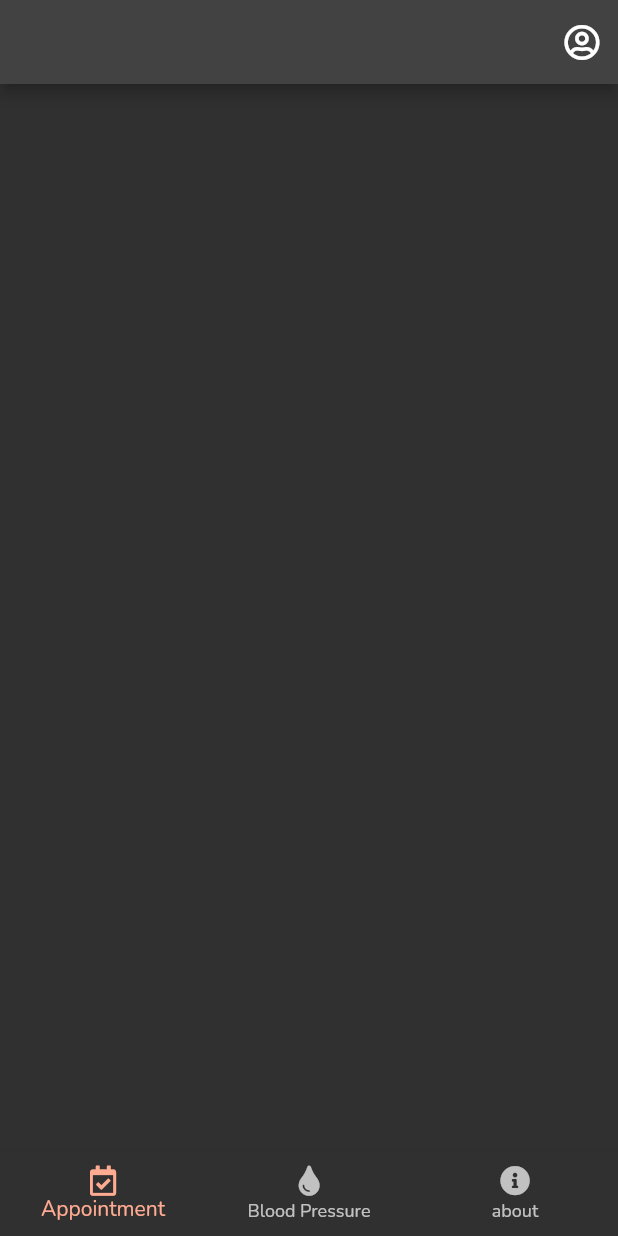
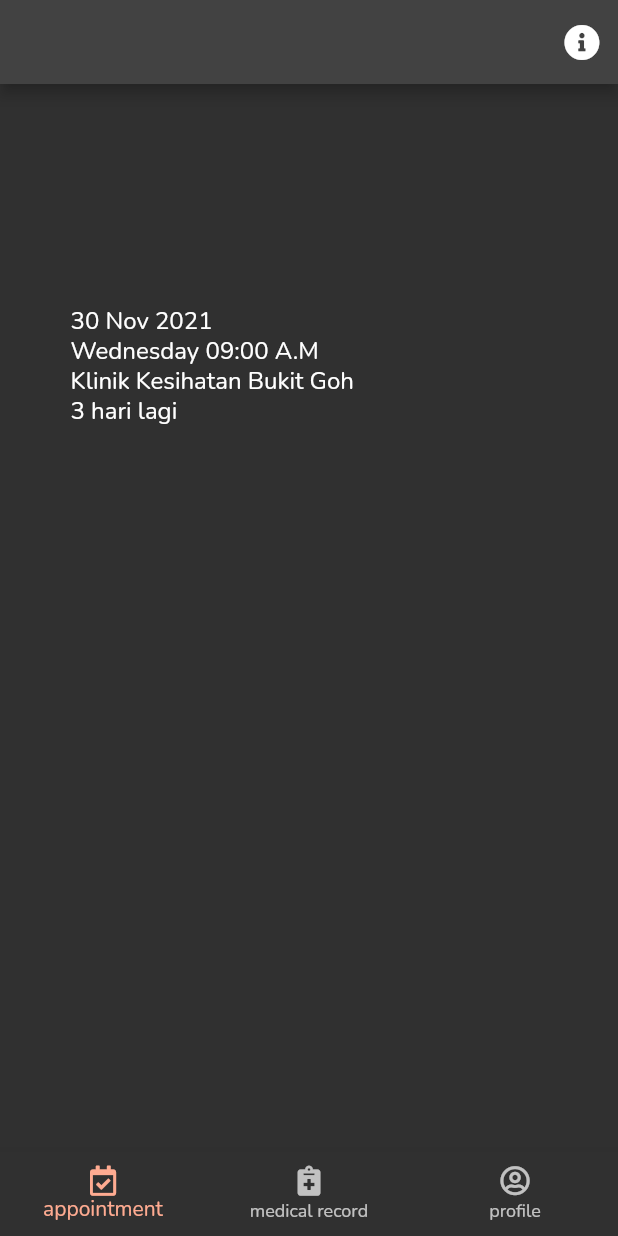
Before and after one commit to mhdhfz/cdoctor, a Flutter app: the screen it shows once a user with an empty profile is signed in, on a phone screen of 412 x 824 dp. Run offline on Flutter 3.47's test engine with Material 2 defaults, Android fonts, the phone set to English and light mode, and no system bars; our stand-ins replace firebase_auth, firebase_core, font_awesome_flutter, google_fonts, google_sign_in; accounts and stored records are empty; network calls fail.

Commit message:
add record page and some ui changes

```diff
--- a/lib/appointment/appointment.dart
+++ b/lib/appointment/appointment.dart
@@ -12,11 +12,43 @@ class AppointmentScreen extends StatelessWidget {
         actions: <Widget> [
           IconButton(
             icon: const Icon(
-              FontAwesomeIcons.userCircle,
+              FontAwesomeIcons.infoCircle,
             ),
-            onPressed: () => Navigator.pushNamed(context, '/profile'),
+            onPressed: () => Navigator.pushNamed(context, '/about'),
           )
         ],
+      ),
+      body:  Center(
+        child: Container(
+          padding:  EdgeInsets.all(16),
+          constraints:  BoxConstraints.expand(
+            width: 350,
+            height: 450,
+          ),
+            child: Stack(
+                children: [
+                  Text('30 Nov 2021'),
+                  Positioned(
+                    child: Text('Wednesday',),
+                    top: 20,
+                  ),
+                  Positioned(
+                    child: Text('09:00 A.M'),
+                    top: 20,
+                    left: 90,
+                  ),
+                  Positioned(
+                    child: Text('Klinik Kesihatan Bukit Goh'),
+                    top: 40,
+                  ),
+                  Positioned(
+                    child: Text('3 hari lagi'),
+                    top: 60,
+                  ),
+
+                ],
+              ) ,
+          ) ,
       ),
       bottomNavigationBar: const BottomNavBar(),
     );
--- a/lib/routes.dart
+++ b/lib/routes.dart
@@ -3,6 +3,7 @@ import 'package:cdoctor/profile/profile.dart';
 import 'package:cdoctor/appointment/appointment.dart';
 import 'package:cdoctor/bloodpressure/bloodpressure.dart';
 import 'package:cdoctor/home/home.dart';
+import 'package:cdoctor/record/record.dart';
 
 var appRoutes = {
   '/': (context) => const HomeScreen(),
@@ -10,4 +11,5 @@ var appRoutes = {
   '/profile': (context) => const ProfileScreen(),
   '/appointment': (context) => const AppointmentScreen(),
   '/bloodpressure': (context) => const BloodPressure(),
+  '/record': (context) => const RecordScreen(),
 };
--- a/lib/shared/bottom_nav.dart
+++ b/lib/shared/bottom_nav.dart
@@ -13,21 +13,21 @@ class BottomNavBar extends StatelessWidget {
             FontAwesomeIcons.calendarCheck,
             size: 20,
           ),
-          label: 'Appointment'
+          label: 'appointment'
         ),
         BottomNavigationBarItem(
           icon: Icon(
-            FontAwesomeIcons.tint,
+            FontAwesomeIcons.notesMedical,
             size: 20,
           ),
-          label: 'Blood Pressure'
+          label: 'medical record'
         ),
         BottomNavigationBarItem(
           icon: Icon(
-            FontAwesomeIcons.infoCircle,
+            FontAwesomeIcons.userCircle,
             size: 20,
           ),
-          label: 'about'
+          label: 'profile'
         ),
       ],
       fixedColor: Colors.deepOrange[200],
@@ -36,10 +36,10 @@ class BottomNavBar extends StatelessWidget {
           case 0:
             break;
           case 1:
-            Navigator.pushNamed(context, '/bloodpressure');
+            Navigator.pushNamed(context, '/record');
             break;
-          case 3:
-            Navigator.pushNamed(context, '/about');
+          case 2:
+            Navigator.pushNamed(context, '/profile');
             break;
           default:
         }
```
Also changed, not shown: lib/record/record.dart (added, +25 -0 lines).
